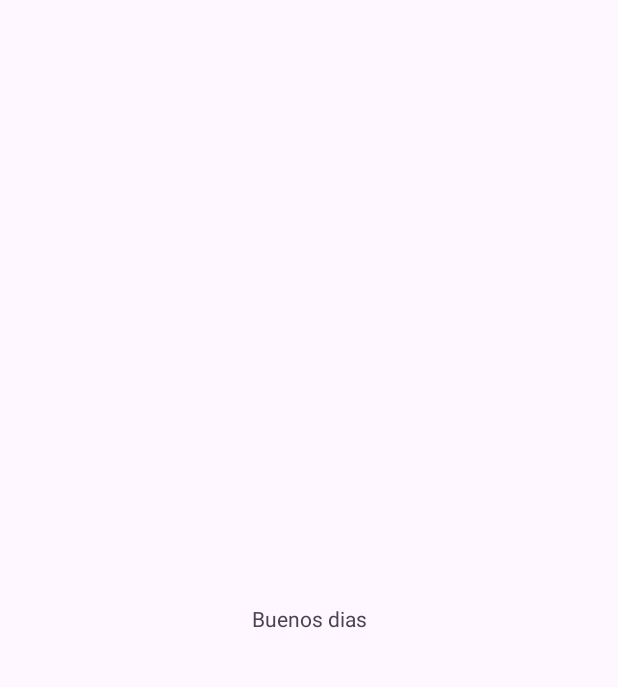
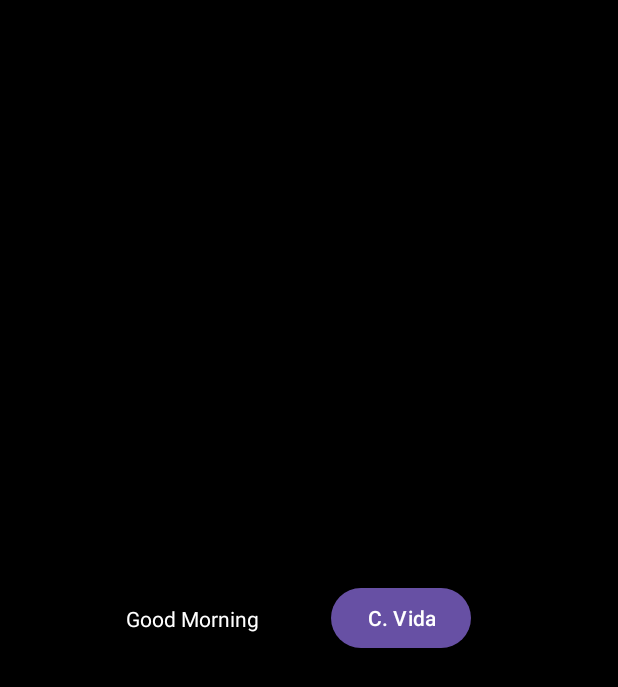
Before and after one commit to 2024A-Moviles-Sw-Gr2/SW-GR2-CANO-CRUCERIRA-KEVIN-MATEO, an Android app: the screen it shows after launch (MainActivity), on a phone screen of 412 x 824 dp. Before the commit the part shown is almost empty. Shown: the top 687 px of the screen. Run offline under Robolectric (Android 15) with nearby library versions, the phone set to English and light mode, and no system bars.

Commit message:
Clase 10

```diff
--- a/01-clases/app/src/main/AndroidManifest.xml
+++ b/01-clases/app/src/main/AndroidManifest.xml
@@ -13,6 +13,9 @@
         android:theme="@style/Theme._2024ASWGR2CCKM"
         tools:targetApi="31">
         <activity
+            android:name=".ACicloVida"
+            android:exported="false" />
+        <activity
             android:name=".MainActivity"
             android:exported="true">
             <intent-filter>
--- a/01-clases/app/src/main/res/layout/activity_main.xml
+++ b/01-clases/app/src/main/res/layout/activity_main.xml
@@ -4,15 +4,31 @@
     xmlns:tools="http://schemas.android.com/tools"
     android:layout_width="match_parent"
     android:layout_height="match_parent"
+    android:background="@color/black"
     tools:context=".MainActivity">
 
     <TextView
+        android:id="@+id/textView"
         android:layout_width="wrap_content"
         android:layout_height="wrap_content"
+        android:background="#00000000"
         android:text="@string/saludo"
+        android:textColor="@color/white"
         app:layout_constraintBottom_toBottomOf="parent"
         app:layout_constraintEnd_toEndOf="parent"
+        app:layout_constraintHorizontal_bias="0.26"
         app:layout_constraintStart_toStartOf="parent"
         app:layout_constraintTop_toTopOf="parent" />
 
+    <Button
+        android:id="@+id/btn_ciclo_vida"
+        android:layout_width="wrap_content"
+        android:layout_height="wrap_content"
+        android:layout_marginStart="48dp"
+        android:text="C. Vida"
+        app:layout_constraintBottom_toBottomOf="@+id/textView"
+        app:layout_constraintStart_toEndOf="@+id/textView"
+        app:layout_constraintTop_toTopOf="@+id/textView"
+        app:layout_constraintVertical_bias="0.517" />
+
 </androidx.constraintlayout.widget.ConstraintLayout>
--- /dev/null
+++ b/01-clases/app/src/main/res/values-en-land/colors.xml
@@ -0,0 +1,5 @@
+<?xml version="1.0" encoding="utf-8"?>
+<resources>
+    <color name="black">#6c35de</color>
+    <color name="white">#373737</color>
+</resources>
--- /dev/null
+++ b/01-clases/app/src/main/res/values-en-land/strings.xml
@@ -0,0 +1,5 @@
+<?xml version="1.0" encoding="utf-8"?>
+<resources>
+    <string name="app_name">2024ASWGR2CCKM</string>
+    <string name="saludo">Esta de lado en ingles</string>
+</resources>
--- /dev/null
+++ b/01-clases/app/src/main/res/values-es-rEC-land/colors.xml
@@ -0,0 +1,5 @@
+<?xml version="1.0" encoding="utf-8"?>
+<resources>
+    <color name="black">#1F3A5F</color>
+    <color name="white">#FF3D3D</color>
+</resources>
--- /dev/null
+++ b/01-clases/app/src/main/res/values-es-rEC-land/strings.xml
@@ -0,0 +1,5 @@
+<?xml version="1.0" encoding="utf-8"?>
+<resources>
+    <string name="app_name">2024ASWGR2CCKM</string>
+    <string name="saludo">Esta del lado</string>
+</resources>
--- a/01-clases/app/src/main/res/values/strings.xml
+++ b/01-clases/app/src/main/res/values/strings.xml
@@ -1,4 +1,4 @@
 <resources>
     <string name="app_name">2024ASWGR2CCKM</string>
-    <string name="saludo">Buenos dias</string>
+    <string name="saludo">Good Morning</string>
 </resources>
```
Also changed, not shown: 01-clases/app/src/main/java/com/example/a2024aswgr2cckm/ACicloVida.kt (added, +77 -0 lines), 01-clases/app/src/main/res/layout/activity_aciclo_vida.xml (added, +10 -0 lines), 1 other file.
